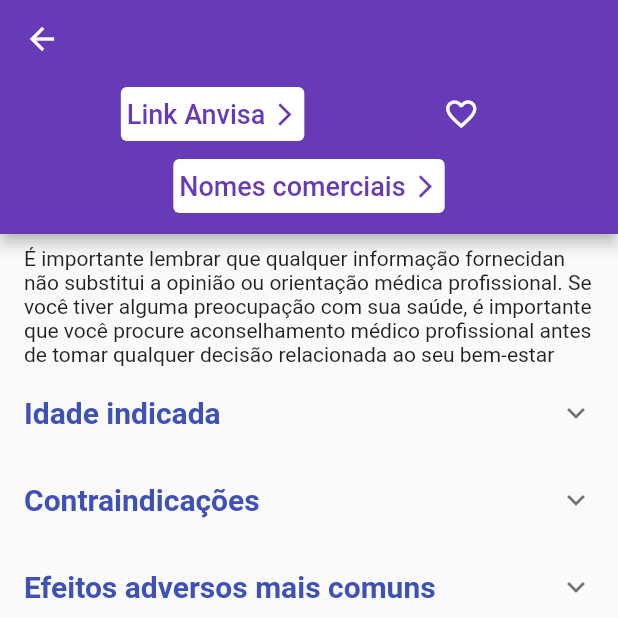
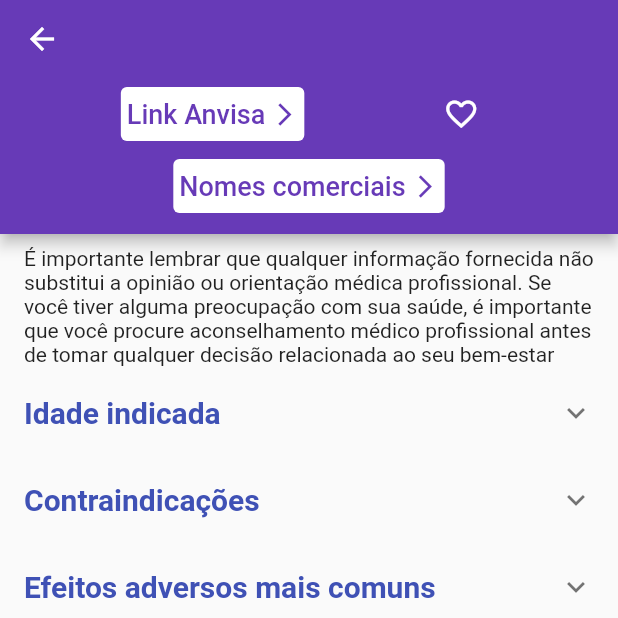
Before and after one commit to anselmoparente/Farmacoped, a Flutter app: the MedicationPage screen opened directly with empty values, on a phone screen of 412 x 824 dp, the top half of it. Run offline on Flutter 3.47's test engine with Material 2 defaults, Android fonts, the phone set to English and light mode, and no system bars; drawn by our look-alikes of auto_size_text; our stand-ins replace cloud_firestore, firebase_core, flutter_svg, get, get_storage, google_mobile_ads and 1 more; accounts and stored records are empty.

Commit message:
Fix translations

```diff
--- a/lib/translations/pt/pt_translations.dart
+++ b/lib/translations/pt/pt_translations.dart
@@ -35,5 +35,5 @@ final Map<String, String> pt = {
   'analgesic': 'Analgésico',
   'informations': 'Informações',
   'empty_content': 'Não foi possível carregar o conteúdo, verifique a sua conexão!',
-  'medication_warning': 'É importante lembrar que qualquer informação fornecidan não substitui a opinião ou orientação médica profissional. Se você tiver alguma preocupação com sua saúde, é importante que você procure aconselhamento médico profissional antes de tomar qualquer decisão relacionada ao seu bem-estar',
+  'medication_warning': 'É importante lembrar que qualquer informação fornecida não substitui a opinião ou orientação médica profissional. Se você tiver alguma preocupação com sua saúde, é importante que você procure aconselhamento médico profissional antes de tomar qualquer decisão relacionada ao seu bem-estar',
 };
```
